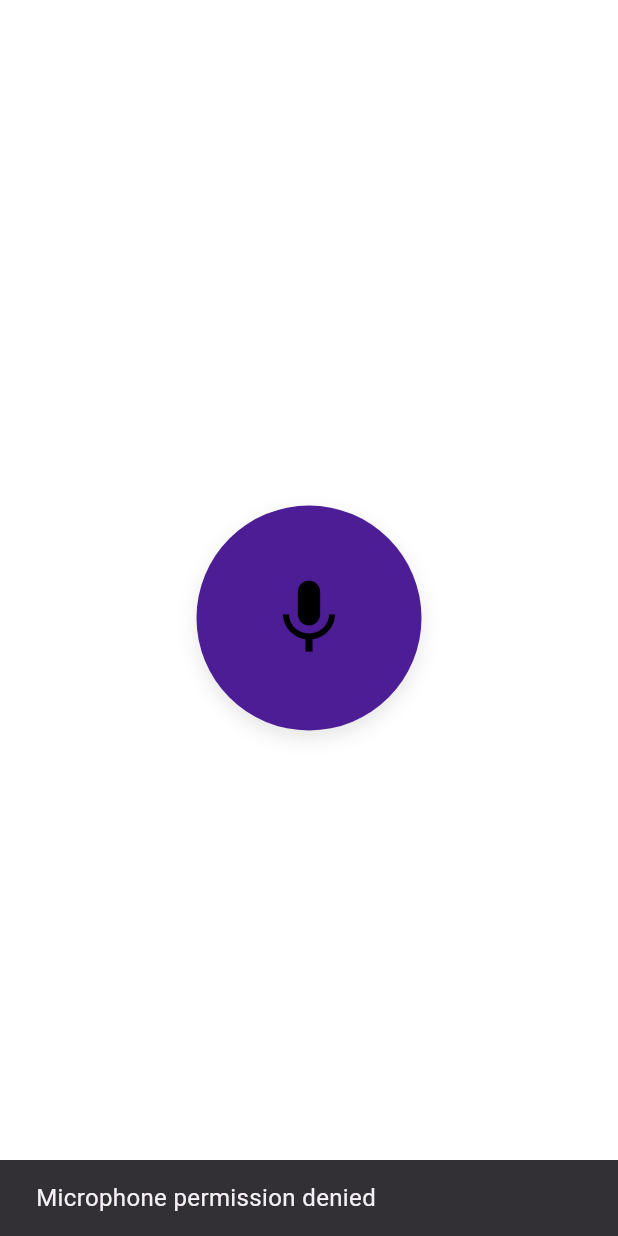
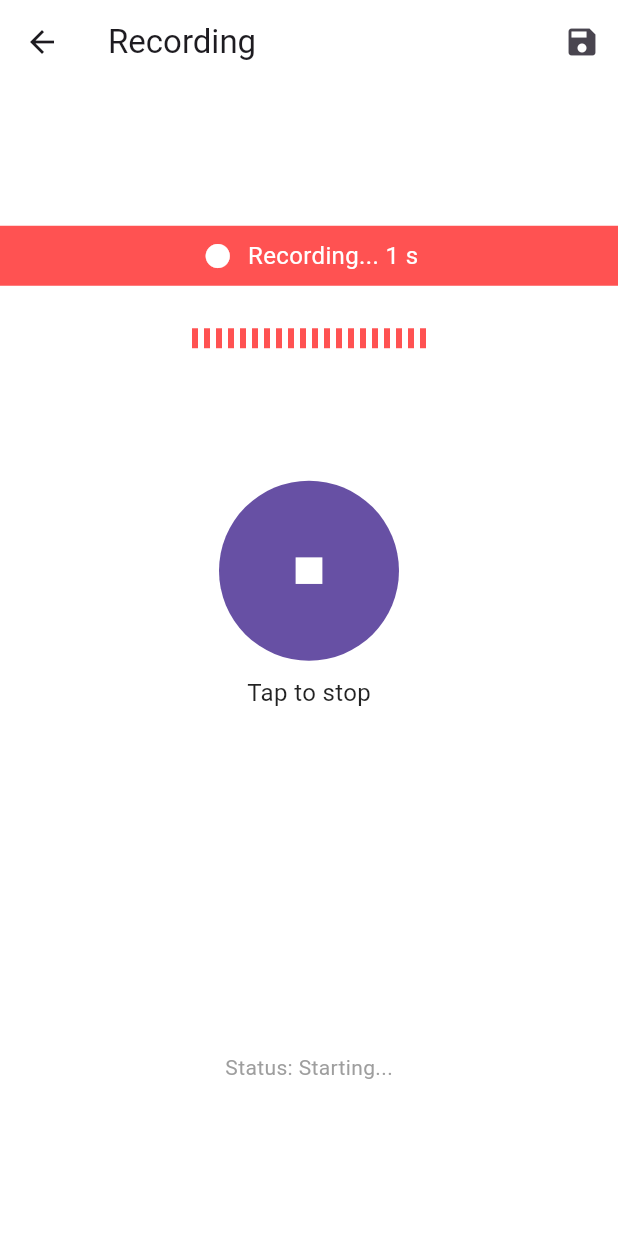
Before and after one commit to Mehreen-siddique/Voice_Note, a Flutter app: the RecordingScreen screen opened directly, after a tap on the "mic" icon, on a phone screen of 412 x 824 dp. Run offline on Flutter 3.47's test engine with Material 3 defaults, Android fonts, the phone set to English and light mode, and no system bars; our stand-ins replace shared_preferences, speech_to_text; accounts and stored records are empty.

Commit message:
Add the recorder line in the app also add a container for live transcript and some backend functions to start and stop recording.

```diff
--- a/lib/main.dart
+++ b/lib/main.dart
@@ -33,11 +33,11 @@ class _MainScreenState extends State<MainScreen> {
     scaffoldBackgroundColor: Colors.white,
 
     // Card ka color same as FAB (dark purple)
-    cardColor: const Color(0xFF4C1D95), // deep purple shade
+    cardColor: const Color(0xFF6750A4), // deep purple shade
 
 
     floatingActionButtonTheme: const FloatingActionButtonThemeData(
-      backgroundColor: Color(0xFF4C1D95), // Dark Purple FAB
+      backgroundColor: Color(0xFF6750A4), // Dark Purple FAB
       foregroundColor: Colors.white, // Icon color white for contrast
       shape: RoundedRectangleBorder(
         borderRadius: BorderRadius.all(Radius.circular(16)),
@@ -57,8 +57,7 @@ class _MainScreenState extends State<MainScreen> {
       ),
     ),
 
-    iconTheme: const IconThemeData(color: Colors.black),
-    dividerColor: Colors.grey,
+
   );
 
 
@@ -68,11 +67,11 @@ class _MainScreenState extends State<MainScreen> {
   final ThemeData _darkTheme = ThemeData(
     brightness: Brightness.dark,
     scaffoldBackgroundColor: const Color(0xFF1E1B2E), // deep dark background
-    cardColor: const Color(0xFF8B5CF6), // light purple for cards
+    cardColor: const Color(0xFFCDB9FB), // light purple for cards
 
     floatingActionButtonTheme: const FloatingActionButtonThemeData(
-      backgroundColor: Color(0xFF8B5CF6), // Light purple FAB
-      foregroundColor: Colors.white, // Icon white for contrast
+      backgroundColor: Color(0xFFCDB9FB), // Light purple FAB
+      foregroundColor: Colors.black, // Icon white for contrast
       shape: RoundedRectangleBorder(
         borderRadius: BorderRadius.all(Radius.circular(16)),
       ),
@@ -82,7 +81,6 @@ class _MainScreenState extends State<MainScreen> {
     textTheme: const TextTheme(
       bodyLarge: TextStyle(
         color: Colors.white,
-        fontWeight: FontWeight.bold,
         fontSize: 20,
       ),
       bodyMedium: TextStyle(
@@ -91,8 +89,6 @@ class _MainScreenState extends State<MainScreen> {
       ),
     ),
 
-    iconTheme: const IconThemeData(color: Colors.white),
-    dividerColor: Colors.white24,
   );
 
   @override
--- a/lib/screens/recordingScreen.dart
+++ b/lib/screens/recordingScreen.dart
@@ -1,9 +1,8 @@
-import 'dart:io';
 import 'dart:async';
+import 'dart:math';
+
 import 'package:flutter/material.dart';
-import 'package:path_provider/path_provider.dart';
-import 'package:record/record.dart';
-import 'package:audioplayers/audioplayers.dart';
+import 'package:speech_to_text/speech_to_text.dart' as stt;
 
 class RecordingScreen extends StatefulWidget {
   const RecordingScreen({super.key});
@@ -13,248 +12,250 @@ class RecordingScreen extends StatefulWidget {
 }
 
 class _RecordingScreenState extends State<RecordingScreen> with SingleTickerProviderStateMixin {
-  final AudioRecorder _recorder = AudioRecorder();
-  final AudioPlayer _audioPlayer = AudioPlayer();
-  bool isRecording = false;
-  bool isPaused = false;
-  Duration elapsed = Duration.zero;
+  bool isClicked = false;
+  int seconds = 0;
   Timer? timer;
-  String? recordedFilePath;
+  final stt.SpeechToText _speech = stt.SpeechToText();
+  bool _isSpeechInitialized = false;
+  String _transcript = '';
+  String _speechStatus = 'Not initialized';
+  late AnimationController _waveController;
+  List<double> _waveHeights = List.generate(20, (_) => 10.0);
 
-  Future<void> _toggleRecording() async {
-    if (isRecording) {
-      if (isPaused) {
-        // Resume recording
-        await _recorder.resume();
+  @override
+  void initState() {
+    super.initState();
+    _initSpeech();
+    _waveController = AnimationController(
+      duration: const Duration(milliseconds: 500),
+      vsync: this,
+    )..addListener(() {
+      if (isClicked) {
         setState(() {
-          isPaused = false;
+          _waveHeights = List.generate(20, (_) => 10 + Random().nextDouble() * 30);
         });
-        timer = Timer.periodic(const Duration(seconds: 1), (t) {
-          setState(() {
-            elapsed += const Duration(seconds: 1);
-          });
-        });
-      } else {
-        // Pause recording
-        await _recorder.pause();
-        setState(() {
-          isPaused = true;
-        });
-        timer?.cancel();
       }
-    } else {
-      // Start recording
-      if (await _recorder.hasPermission()) {
-        final dir = await getApplicationDocumentsDirectory();
-        final filePath =
-            '${dir.path}/recording_${DateTime.now().millisecondsSinceEpoch}.m4a';
-
-        await _recorder.start(
-          const RecordConfig(
-            encoder: AudioEncoder.aacLc,
-            bitRate: 128000,
-            sampleRate: 44100,
-          ),
-          path: filePath,
-        );
-
-        setState(() {
-          isRecording = true;
-          isPaused = false;
-          elapsed = Duration.zero;
-          recordedFilePath = null;
-        });
-
-        timer = Timer.periodic(const Duration(seconds: 1), (t) {
-          setState(() {
-            elapsed += const Duration(seconds: 1);
-          });
-        });
-      } else {
-        ScaffoldMessenger.of(context).showSnackBar(
-          const SnackBar(content: Text('Microphone permission denied')),
-        );
-      }
-    }
-  }
-
-  Future<void> _stopRecording() async {
-    if (isRecording) {
-      final path = await _recorder.stop();
-      setState(() {
-        isRecording = false;
-        isPaused = false;
-        recordedFilePath = path;
-      });
-      timer?.cancel();
-    }
-  }
-
-  Future<void> _playRecording() async {
-    if (recordedFilePath != null) {
-      try {
-        await _audioPlayer.play(DeviceFileSource(recordedFilePath!));
-      } catch (e) {
-        ScaffoldMessenger.of(context).showSnackBar(
-          SnackBar(content: Text('Error playing audio: $e')),
-        );
-      }
-    }
-  }
-
-  String _formatTime(Duration d) {
-    final minutes = d.inMinutes.remainder(60).toString().padLeft(2, '0');
-    final seconds = d.inSeconds.remainder(60).toString().padLeft(2, '0');
-    return "$minutes:$seconds";
+    });
   }
 
   @override
   void dispose() {
     timer?.cancel();
-    _recorder.dispose();
-    _audioPlayer.dispose();
+    _waveController.dispose();
+    _speech.stop();
     super.dispose();
+  }
+
+  void _initSpeech() async {
+    _isSpeechInitialized = await _speech.initialize(
+      onStatus: (status) {
+        print('Speech status: $status');
+        setState(() {
+          _speechStatus = status;
+          // Restart listening if it stops unexpectedly while isClicked is true
+          if (isClicked && status == 'done' || status == 'notListening') {
+            _restartListening();
+          }
+        });
+      },
+      onError: (error) {
+        print('Speech error: $error');
+        setState(() {
+          _speechStatus = 'Error: ${error.errorMsg}';
+        });
+      },
+      debugLogging: true, // Enable detailed logging
+    );
+    if (!_isSpeechInitialized) {
+      ScaffoldMessenger.of(context).showSnackBar(
+        const SnackBar(content: Text('Failed to initialize speech recognition')),
+      );
+    }
+    setState(() {});
+  }
+
+  void _restartListening() async {
+    if (!_isSpeechInitialized || !isClicked) return;
+    await _speech.stop();
+    await _speech.listen(
+      onResult: (result) {
+        setState(() {
+          _transcript = result.recognizedWords;
+          if (result.finalResult) {
+            print('Final result: $_transcript');
+          }
+        });
+      },
+      listenFor: const Duration(minutes: 10),
+      pauseFor: const Duration(seconds: 10),
+      partialResults: true,
+      listenMode: stt.ListenMode.dictation,
+    );
+  }
+
+  void startRecording() async {
+    if (!_isSpeechInitialized) {
+      ScaffoldMessenger.of(context).showSnackBar(
+        const SnackBar(content: Text('Speech recognition not initialized')),
+      );
+      return;
+    }
+    setState(() {
+      isClicked = true;
+      seconds = 0;
+      _transcript = '';
+      _speechStatus = 'Starting...';
+    });
+
+    await _speech.listen(
+      onResult: (result) {
+        setState(() {
+          _transcript = result.recognizedWords;
+          if (result.finalResult) {
+            print('Final result: $_transcript');
+          }
+        });
+      },
+      listenFor: const Duration(minutes: 10),
+      pauseFor: const Duration(seconds: 10),
+      partialResults: true,
+      listenMode: stt.ListenMode.dictation,
+    );
+
+    timer = Timer.periodic(const Duration(seconds: 1), (t) {
+      setState(() {
+        seconds++;
+      });
+    });
+    _waveController.repeat();
+  }
+
+  void stopRecording() async {
+    await _speech.stop();
+    timer?.cancel();
+    _waveController.stop();
+    setState(() {
+      isClicked = false;
+      seconds = 0;
+      _waveHeights = List.generate(20, (_) => 10.0);
+    });
+  }
+
+  void saveRecording() {
+    print('Saved transcript: $_transcript');
+    stopRecording();
+    ScaffoldMessenger.of(context).showSnackBar(
+      SnackBar(content: Text('Recording saved: ${_transcript.isEmpty ? "No transcript" : _transcript}')),
+    );
   }
 
   @override
   Widget build(BuildContext context) {
-    final theme = Theme.of(context);
-
     return Scaffold(
-      backgroundColor: theme.scaffoldBackgroundColor,
-      body: Stack(
-        alignment: Alignment.center,
-        children: [
-          // Recording status text above the button
-          if (isRecording)
-            Positioned(
-              top: MediaQuery.of(context).size.height / 2 - 120,
-              child: Container(
-                padding: const EdgeInsets.symmetric(horizontal: 20, vertical: 10),
-                decoration: BoxDecoration(
-                  color: theme.cardColor.withOpacity(0.2),
-                  borderRadius: BorderRadius.circular(10),
-                ),
+      appBar: AppBar(
+        backgroundColor: Theme.of(context).scaffoldBackgroundColor,
+        title: const Text("Recording"),
+        actions: isClicked
+            ? [
+          IconButton(
+            icon: const Icon(Icons.save),
+            onPressed: saveRecording,
+          ),
+        ]
+            : [],
+      ),
+      body: Center(
+        child: Column(
+          crossAxisAlignment: CrossAxisAlignment.center,
+          mainAxisAlignment: MainAxisAlignment.center,
+          children: [
+            if (isClicked)
+              Container(
+                color: Colors.redAccent,
+                padding: const EdgeInsets.all(8),
                 child: Row(
                   mainAxisAlignment: MainAxisAlignment.center,
                   children: [
-                    Icon(
-                      Icons.fiber_manual_record,
-                      color: theme.colorScheme.error,
-                      size: 20,
-                    ),
+                    const Icon(Icons.fiber_manual_record, color: Colors.white),
                     const SizedBox(width: 8),
                     Text(
-                      isPaused
-                          ? "Paused ${_formatTime(elapsed)}"
-                          : "Recording... ${_formatTime(elapsed)}",
-                      style: TextStyle(
-                        color: theme.colorScheme.error,
-                        fontSize: 18,
-                        fontWeight: FontWeight.w600,
-                      ),
+                      "Recording... $seconds s",
+                      style: const TextStyle(color: Colors.white),
                     ),
                   ],
                 ),
               ),
-            ),
-
-          // Recording button (persistent)
-          Positioned(
-            top: MediaQuery.of(context).size.height / 2 - 75,
-            child: GestureDetector(
-              onTap: _toggleRecording,
-              child: Container(
-                width: 150,
-                height: 150,
-                decoration: BoxDecoration(
-                  color: isRecording
-                      ? theme.floatingActionButtonTheme.backgroundColor
-                      : theme.cardColor,
-                  shape: BoxShape.circle,
-                  boxShadow: [
-                    BoxShadow(
-                      color: Colors.black.withOpacity(0.1),
-                      blurRadius: 10,
-                      offset: const Offset(0, 5),
-                    ),
-                  ],
+            if (isClicked)
+              Container(
+                height: 50,
+                margin: const EdgeInsets.symmetric(vertical: 10),
+                child: Row(
+                  mainAxisAlignment: MainAxisAlignment.center,
+                  children: List.generate(_waveHeights.length, (index) {
+                    return Container(
+                      width: 4,
+                      height: _waveHeights[index],
+                      margin: const EdgeInsets.symmetric(horizontal: 2),
+                      color: Colors.redAccent,
+                    );
+                  }),
                 ),
-                child: Center(
+              ),
+            const SizedBox(height: 10),
+            AnimatedContainer(
+              duration: const Duration(milliseconds: 300),
+              margin: EdgeInsets.only(top: isClicked ? 50 : 0),
+              child: GestureDetector(
+                onTap: isClicked ? stopRecording : startRecording,
+                child: Container(
+                  height: 120,
+                  width: 120,
+                  alignment: Alignment.center,
+                  decoration: BoxDecoration(
+                    color: Theme.of(context).cardColor,
+                    borderRadius: BorderRadius.circular(60),
+                  ),
                   child: Icon(
-                    isRecording
-                        ? (isPaused ? Icons.play_arrow : Icons.pause)
-                        : Icons.mic,
-                    size: 60,
-                    color: isRecording
-                        ? theme.floatingActionButtonTheme.foregroundColor
-                        : theme.iconTheme.color,
+                    isClicked ? Icons.stop : Icons.mic,
+                    color: Theme.of(context).scaffoldBackgroundColor,
+                    size: 35,
                   ),
                 ),
               ),
             ),
-          ),
-
-          // Stop button (visible when recording)
-          if (isRecording)
-            Positioned(
-              top: MediaQuery.of(context).size.height / 2 + 100,
-              child: GestureDetector(
-                onTap: _stopRecording,
-                child: Container(
-                  width: 100,
-                  height: 100,
-                  decoration: BoxDecoration(
-                    color: theme.colorScheme.error,
-                    shape: BoxShape.circle,
-                    boxShadow: [
-                      BoxShadow(
-                        color: Colors.black.withOpacity(0.1),
-                        blurRadius: 10,
-                        offset: const Offset(0, 5),
-                      ),
-                    ],
-                  ),
-                  child: const Center(
-                    child: Icon(
-                      Icons.stop,
-                      size: 40,
-                      color: Colors.white,
-                    ),
+            const SizedBox(height: 10),
+            Text(
+              isClicked ? "Tap to stop" : "Tap to record",
+              style: Theme.of(context).textTheme.bodyMedium,
+            ),
+            const SizedBox(height: 20),
+            if (isClicked)
+              Container(
+                height: 200,
+                width: double.infinity,
+                alignment: Alignment.center,
+                padding: const EdgeInsets.all(16),
+                decoration: BoxDecoration(
+                  color: Theme.of(context).scaffoldBackgroundColor,
+                ),
+                child: SingleChildScrollView(
+                  child: Text(
+                    _transcript.isEmpty ? "Listening for speech..." : _transcript,
+                    style: const TextStyle(color: Colors.white, fontSize: 18),
+                    textAlign: TextAlign.center,
                   ),
                 ),
               ),
-            ),
-
-          // Playback button and file path (visible when recording is stopped)
-          if (recordedFilePath != null)
-            Positioned(
-              bottom: 40,
-              left: 20,
-              right: 20,
-              child: Column(
-                children: [
-                  Text(
-                    "Saved: $recordedFilePath",
-                    textAlign: TextAlign.center,
-                    style: theme.textTheme.bodyMedium?.copyWith(
-                      color: theme.iconTheme.color,
-                    ),
-                  ),
-                  const SizedBox(height: 10),
-                  ElevatedButton.icon(
-                    onPressed: _playRecording,
-                    icon: const Icon(Icons.play_arrow),
-                    label: const Text("Play Recording"),
-                    style: ElevatedButton.styleFrom(
-                      backgroundColor : theme.colorScheme.primary,
-                      foregroundColor: theme.colorScheme.onPrimary,
-                    ),
-                  ),
-                ],
+            if (isClicked)
+              Padding(
+                padding: const EdgeInsets.all(8.0),
+                child: Text(
+                  'Status: $_speechStatus',
+                  style: const TextStyle(color: Colors.grey, fontSize: 14),
+                ),
               ),
-            ),
-        ],
+          ],
+        ),
       ),
     );
   }
--- a/pubspec.yaml
+++ b/pubspec.yaml
@@ -38,6 +38,7 @@ dependencies:
   path_provider: ^2.1.5
   audioplayers: ^6.5.1
   shared_preferences: ^2.5.3
+  speech_to_text: ^7.3.0
 
 dev_dependencies:
   flutter_test:
```
Also changed, not shown: lib/screens/homescreen.dart (+75 -6 lines), pubspec.lock, 2 other files.
